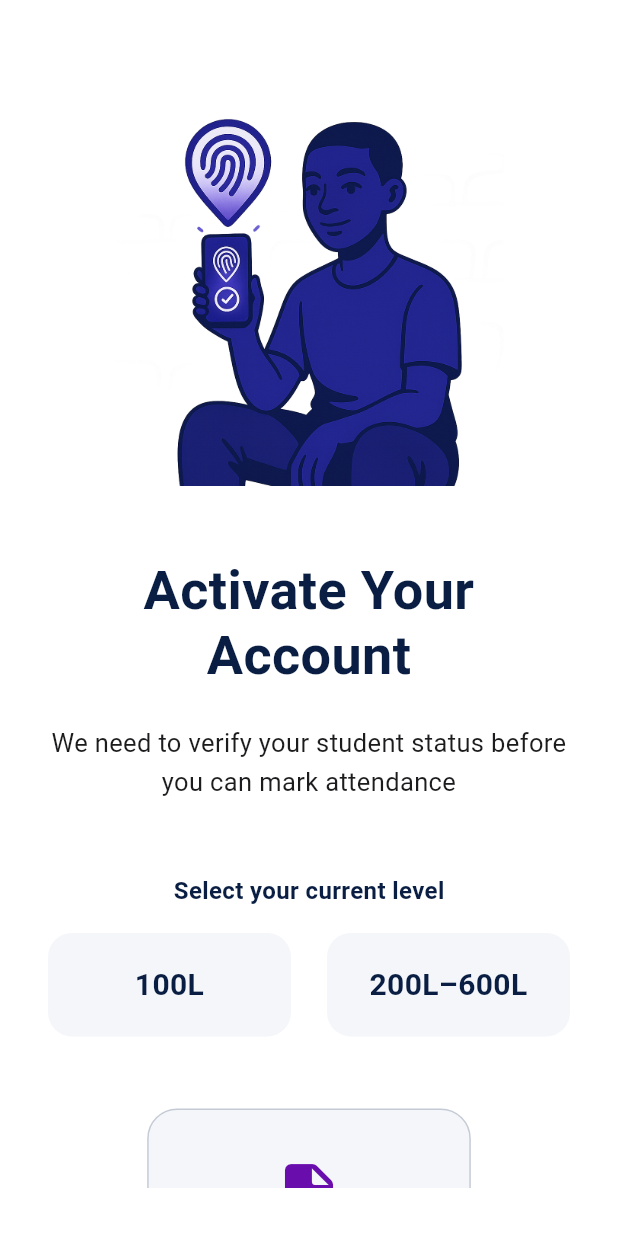
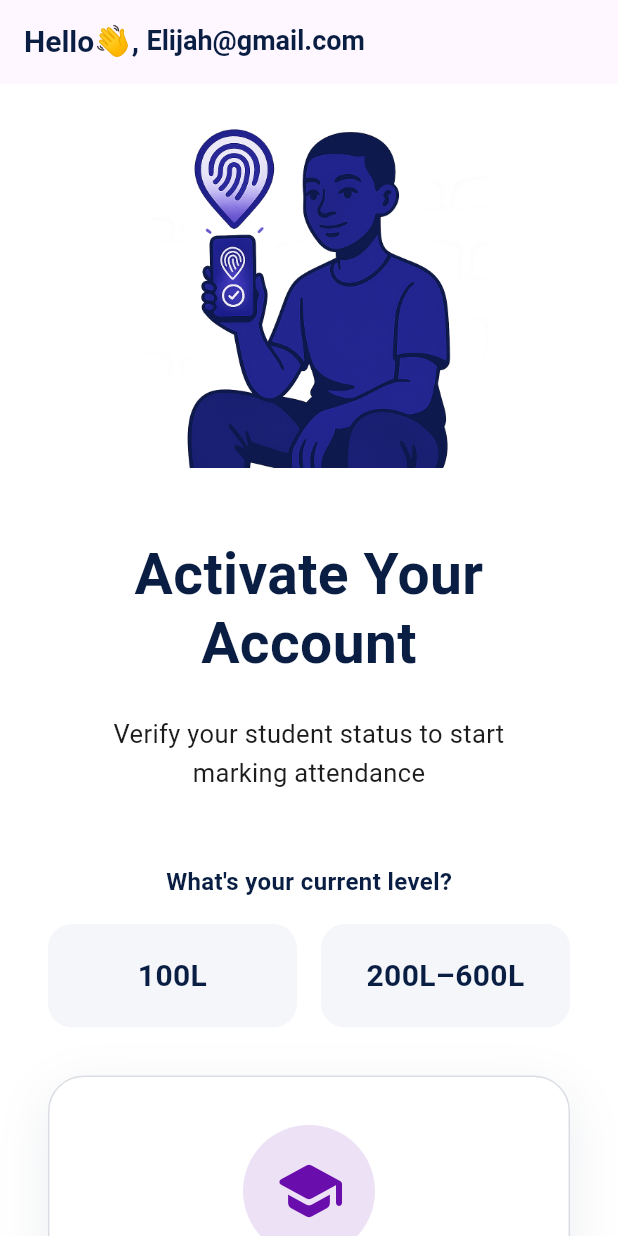
Before and after one commit to anddevhazy/attend_frontend, a Flutter app: the screen it shows after launch, on a phone screen of 412 x 824 dp. Run offline on Flutter 3.47's test engine with Material 3 defaults, Android fonts, the phone set to English and light mode, and no system bars; our stand-ins replace flutter_screenutil, go_router, image_cropper, image_picker; Roboto replaces fonts that are missing (Poppins).

Commit message:
feat(mark-attendance ui) - WIP

```diff
--- a/lib/features/student/auth/presentation/pages/student_login_page.dart
+++ b/lib/features/student/auth/presentation/pages/student_login_page.dart
@@ -106,7 +106,7 @@ class StudentLoginPage extends StatelessWidget {
                 child: ElevatedButton(
                   onPressed: () {
                     // Navigation to dashboard
-                    context.goNamed(Routes.studentDashboardName);
+                    context.goNamed(Routes.studentHomeName);
                   },
                   style: ElevatedButton.styleFrom(
                     backgroundColor: AppColors.primary,
--- a/lib/features/student/course_selection/presentation/pages/student_course_selection_page.dart
+++ b/lib/features/student/course_selection/presentation/pages/student_course_selection_page.dart
@@ -89,7 +89,7 @@ class _StudentCourseSelectionPageState
 
     // Navigate after celebration
     await Future.delayed(const Duration(seconds: 3));
-    context.goNamed(Routes.studentDashboardName);
+    context.goNamed(Routes.studentHomeName);
   }
 
   @override
--- a/lib/features/student/home/presentation/pages/activate_account_page.dart
+++ b/lib/features/student/home/presentation/pages/activate_account_page.dart
@@ -13,25 +13,29 @@ import 'package:image_picker/image_picker.dart';
 
 class ActivateAccountPage extends StatefulWidget {
   final VoidCallback onActivated;
-  const ActivateAccountPage({super.key, required this.onActivated});
+  final String userEmail;
+
+  const ActivateAccountPage({
+    super.key,
+    required this.onActivated,
+    required this.userEmail,
+  });
 
   @override
-  State<ActivateAccountPage> createState() => ActivateAccountPageState();
+  State<ActivateAccountPage> createState() => _ActivateAccountPageState();
 }
 
-class ActivateAccountPageState extends State<ActivateAccountPage> {
+class _ActivateAccountPageState extends State<ActivateAccountPage> {
   String? _selectedLevel;
   XFile? _pickedImage;
 
   Future<void> _pickAndCropImage() async {
     final picker = ImagePicker();
     final picked = await picker.pickImage(source: ImageSource.gallery);
-
     if (picked == null) return;
 
     final cropped = await ImageCropper().cropImage(
       sourcePath: picked.path,
-      // aspectRatioPresets: [CropAspectRatioPreset.ratio4x3],
       aspectRatio: const CropAspectRatio(ratioX: 4, ratioY: 3),
       uiSettings: [
         AndroidUiSettings(
@@ -47,7 +51,7 @@ class ActivateAccountPageState extends State<ActivateAccountPage> {
       ],
     );
 
-    if (cropped != null) {
+    if (cropped != null && mounted) {
       setState(() => _pickedImage = XFile(cropped.path));
       _simulateExtraction();
     }
@@ -56,12 +60,10 @@ class ActivateAccountPageState extends State<ActivateAccountPage> {
   Future<void> _simulateExtraction() async {
     LoadingOverlay.show(context);
     await Future.delayed(const Duration(seconds: 3));
-
     LoadingOverlay.hide();
 
     if (!mounted) return;
 
-    // Show extracted data confirmation
     final confirmed = await AppDialog.confirm(
       context: context,
       title: "Is this correct?",
@@ -82,21 +84,48 @@ class ActivateAccountPageState extends State<ActivateAccountPage> {
   Widget build(BuildContext context) {
     return Scaffold(
       backgroundColor: AppColors.white,
+      appBar: AppBar(
+        // backgroundColor: Colors.transparent,
+        elevation: 0,
+        title: Row(
+          children: [
+            Text(
+              'Hello👋, ',
+              style: AppTextStyles.h2.copyWith(
+                fontSize: 20,
+                color: AppColors.primary,
+              ),
+            ),
+            Text(
+              widget.userEmail,
+              style: AppTextStyles.h2.copyWith(
+                fontSize: 18,
+                color: AppColors.primary,
+              ),
+            ),
+          ],
+        ),
+        centerTitle: false,
+      ),
       body: SafeArea(
-        child: Padding(
-          padding: const EdgeInsets.all(AppSpacing.xl),
         child: SingleChildScrollView(
+          padding: const EdgeInsets.symmetric(horizontal: AppSpacing.xl),
           child: Column(
             children: [
-                SizedBox(height: AppSpacing.xl),
-                Image.asset(AppAssets.signupStudentHero, height: 260),
+              SizedBox(height: AppSpacing.md),
+
+              // Hero illustration
+              Center(
+                child: Image.asset(AppAssets.signupStudentHero, height: 240),
+              ),
 
               SizedBox(height: AppSpacing.xxl),
 
+              // Headline
               Text(
                 'Activate Your Account',
                 style: AppTextStyles.h1.copyWith(
-                    fontSize: 36,
+                  fontSize: 38,
                   color: AppColors.primary,
                 ),
                 textAlign: TextAlign.center,
@@ -104,25 +133,30 @@ class ActivateAccountPageState extends State<ActivateAccountPage> {
 
               SizedBox(height: AppSpacing.lg),
 
-                Text(
-                  'We need to verify your student status before you can mark attendance',
+              Padding(
+                padding: const EdgeInsets.symmetric(horizontal: AppSpacing.md),
+                child: Text(
+                  'Verify your student status to start marking attendance',
                   style: AppTextStyles.bodyLarge.copyWith(
                     fontSize: 17,
+                    height: 1.5,
                     color: AppColors.textPrimary,
                   ),
                   textAlign: TextAlign.center,
+                ),
               ),
 
               SizedBox(height: AppSpacing.xxl),
 
               // Level Selection
               Text(
-                  'Select your current level',
+                "What's your current level?",
                 style: AppTextStyles.bodyLarge.copyWith(
                   fontWeight: FontWeight.w600,
                   color: AppColors.primary,
                 ),
               ),
+
               SizedBox(height: AppSpacing.md),
 
               Row(
@@ -134,7 +168,7 @@ class ActivateAccountPageState extends State<ActivateAccountPage> {
                       onTap: () => setState(() => _selectedLevel = "100L"),
                     ),
                   ),
-                    SizedBox(width: AppSpacing.lg),
+                  SizedBox(width: AppSpacing.md),
                   Expanded(
                     child: LevelButtonWidget(
                       label: "200L–600L",
@@ -145,99 +179,143 @@ class ActivateAccountPageState extends State<ActivateAccountPage> {
                 ],
               ),
 
-                SizedBox(height: AppSpacing.xxl),
+              SizedBox(height: AppSpacing.xl),
 
               // Document Upload Card
               Container(
+                width: double.infinity,
                 padding: EdgeInsets.all(AppSpacing.xl),
                 decoration: BoxDecoration(
-                    color: AppColors.background,
-                    borderRadius: BorderRadius.circular(20),
+                  color: AppColors.white,
+                  borderRadius: BorderRadius.circular(24),
                   border: Border.all(
-                      color: AppColors.primary.withOpacity(0.2),
+                    color: AppColors.primary.withOpacity(0.15),
                   ),
+                  boxShadow: [
+                    BoxShadow(
+                      color: AppColors.primary.withOpacity(0.08),
+                      blurRadius: 30,
+                      offset: Offset(0, 10),
+                    ),
+                  ],
                 ),
                 child: Column(
                   children: [
-                      Icon(
-                        Icons.description_rounded,
+                    // Icon + Title
+                    Container(
+                      padding: EdgeInsets.all(20),
+                      decoration: BoxDecoration(
+                        color: AppColors.accent.withOpacity(0.12),
+                        shape: BoxShape.circle,
+                      ),
+                      child: Icon(
+                        Icons.school_rounded,
                         size: 48,
                         color: AppColors.accent,
                       ),
-                      SizedBox(height: AppSpacing.md),
+                    ),
+
+                    SizedBox(height: AppSpacing.xl),
+
                     Text(
                       _selectedLevel == "100L"
                           ? "Upload your Course Form"
                           : _selectedLevel == "200L+"
                           ? "Upload last semester Results"
-                            : "Select level first",
-                        style: AppTextStyles.h2.copyWith(fontSize: 20),
+                          : "Select your level first",
+                      style: AppTextStyles.h2.copyWith(
+                        fontSize: 22,
+                        color: AppColors.primary,
+                      ),
                       textAlign: TextAlign.center,
                     ),
-                      SizedBox(height: AppSpacing.lg),
-                      if (_pickedImage != null)
-                        ClipRRect(
-                          borderRadius: BorderRadius.circular(12),
+
+                    SizedBox(height: AppSpacing.xl),
+
+                    // Image Preview
+                    GestureDetector(
+                      onTap: _selectedLevel != null ? _pickAndCropImage : null,
+                      child: Container(
+                        height: 220,
+                        width: double.infinity,
+                        decoration: BoxDecoration(
+                          borderRadius: BorderRadius.circular(20),
+                          border: Border.all(
+                            color: AppColors.primary.withOpacity(0.2),
+                            width: 2,
+                            style: BorderStyle.solid,
+                          ),
+                        ),
+                        child:
+                            _pickedImage != null
+                                ? ClipRRect(
+                                  borderRadius: BorderRadius.circular(18),
                                   child: Image.file(
                                     File(_pickedImage!.path),
-                            height: 200,
                                     fit: BoxFit.cover,
-                            errorBuilder: (context, error, stackTrace) {
-                              return Container(
-                                color: AppColors.primary.withOpacity(0.1),
-                                child: Icon(
-                                  Icons.error_outline,
-                                  color: AppColors.primary,
-                                  size: 50,
+                                    errorBuilder:
+                                        (_, __, ___) => Icon(
+                                          Icons.error,
+                                          size: 60,
+                                          color: AppColors.error,
                                         ),
-                              );
-                            },
                                   ),
                                 )
-                      else
-                        Container(
-                          height: 180,
-                          decoration: BoxDecoration(
-                            color: AppColors.primary.withOpacity(0.05),
-                            borderRadius: BorderRadius.circular(12),
-                            border: Border.all(
-                              color: AppColors.primary.withOpacity(0.2),
-                              // style: BorderStyle.solid,
+                                : Column(
+                                  mainAxisAlignment: MainAxisAlignment.center,
+                                  children: [
+                                    Icon(
+                                      Icons.cloud_upload_outlined,
+                                      size: 64,
+                                      color: AppColors.primary.withOpacity(0.4),
                                     ),
+                                    SizedBox(height: AppSpacing.md),
+                                    Text(
+                                      'Tap the button below to upload',
+                                      style: AppTextStyles.bodyLarge.copyWith(
+                                        color: AppColors.primary.withOpacity(
+                                          0.6,
                                         ),
-                          child: Icon(
-                            Icons.add_a_photo_outlined,
-                            size: 50,
-                            color: AppColors.primary.withOpacity(0.5),
+                                        fontWeight: FontWeight.w600,
                                       ),
                                     ),
                                   ],
                                 ),
                       ),
-                SizedBox(height: 20),
+                    ),
+                  ],
+                ),
+              ),
+
+              SizedBox(height: AppSpacing.xxl),
+
               // Activate Button
               SizedBox(
                 width: double.infinity,
                 height: 64,
                 child: ElevatedButton(
                   onPressed:
-                        _selectedLevel != null ? _pickAndCropImage : null,
+                      _selectedLevel != null && _pickedImage != null
+                          ? _simulateExtraction
+                          : _selectedLevel != null
+                          ? _pickAndCropImage
+                          : null,
                   style: ElevatedButton.styleFrom(
                     backgroundColor: AppColors.primary,
-                      disabledBackgroundColor: AppColors.primary.withOpacity(
-                        0.3,
+                    disabledBackgroundColor: AppColors.primary.withOpacity(0.3),
+                    shape: RoundedRectangleBorder(
+                      borderRadius: BorderRadius.circular(20),
                     ),
-                      shape: RoundedRectangleBorder(
-                        borderRadius: BorderRadius.circular(16),
-                      ),
+                    elevation: 12,
+                    shadowColor: AppColors.primary.withOpacity(0.4),
                   ),
                   child: Text(
                     _pickedImage != null
-                          ? "Re-upload Document"
-                          : "Upload & Activate",
+                        ? "Verify & Activate"
+                        : "Upload Document",
                     style: AppTextStyles.bodyLarge.copyWith(
-                        fontSize: 19,
-                        fontWeight: FontWeight.w700,
+                      fontSize: 20,
+                      fontWeight: FontWeight.w800,
                       color: AppColors.white,
                     ),
                   ),
@@ -249,7 +327,6 @@ class ActivateAccountPageState extends State<ActivateAccountPage> {
           ),
         ),
       ),
-      ),
     );
   }
 }
--- a/lib/features/student/home/presentation/pages/student_home_page.dart
+++ b/lib/features/student/home/presentation/pages/student_home_page.dart
@@ -20,12 +20,14 @@ class _StudentHomePageState extends State<StudentHomePage> {
   bool _isAccountActivated = false; // Set to false first time
 
   // Toggle this to test live session
-  final bool _hasActiveSession = false;
+  final bool _hasActiveSession = true;
 
   @override
   Widget build(BuildContext context) {
     if (!_isAccountActivated) {
       return ActivateAccountPage(
+        userEmail: "Elijah@gmail.com",
+
         onActivated: () {
           setState(() => _isAccountActivated = true);
           AppToast.show(
--- a/lib/global/constants/assets.dart
+++ b/lib/global/constants/assets.dart
@@ -33,4 +33,10 @@ class AppAssets {
       'assets/images/dashboard_active_class.png';
   static const String dashboardAvatarPlaceholder =
       'assets/images/avatar_placeholder.png';
+
+  // Mark Attendance flow
+  static const String markAttendanceHero =
+      'assets/images/mark_attendance_hero.png';
+  static const String fingerprintAnimation =
+      'assets/lottie/fingerprint.json'; // if using Lottie
 }
--- a/lib/global/routes/routes.dart
+++ b/lib/global/routes/routes.dart
@@ -1,7 +1,9 @@
 import 'package:attend/features/student/auth/presentation/pages/student_login_page.dart';
 import 'package:attend/features/student/auth/presentation/pages/student_signup_page.dart';
 import 'package:attend/features/student/course_selection/presentation/pages/student_course_selection_page.dart';
+import 'package:attend/features/student/home/presentation/pages/active_session_page.dart';
 import 'package:attend/features/student/home/presentation/pages/student_home_page.dart';
+import 'package:attend/features/student/mark_attendance/presentation/pages/mark_attendance_screen.dart';
 import 'package:attend/global/pages/onboarding_screen.dart';
 import 'package:attend/global/pages/role_selection_page.dart';
 import 'package:attend/global/pages/splash_screen.dart';
@@ -30,8 +32,8 @@ class Routes {
   static const String studentLoginPath = '/studentLogin';
   static const String studentLoginName = 'studentLogin';
 
-  static const String studentDashboardPath = '/studentDashboard';
-  static const String studentDashboardName = 'studentDashboard';
+  static const String studentHomePath = '/studentHome';
+  static const String studentHomeName = 'studentHome';
 
   static const String credentialUploadPath = '/credentialUpload';
   static const String credentialUploadName = 'credentialUpload';
@@ -51,6 +53,9 @@ class Routes {
   static const String createSessionPath = '/createSession';
   static const String createSessionName = 'createSession';
 
+  static const String activeSessionPath = '/activeSession';
+  static const String activeSessionName = 'activeSession';
+
   static const String reviewOverrideRequestPath = '/reviewOverrideRequest';
   static const String reviewOverrideRequestName = 'reviewOverrideRequest';
 
@@ -63,7 +68,7 @@ class Routes {
     navigatorKey: rootNavigatorKey,
 
     // initialLocation: splashPath,
-    initialLocation: studentDashboardPath,
+    initialLocation: studentHomePath,
     routes: [
       GoRoute(
         path: splashPath,
@@ -121,8 +126,8 @@ class Routes {
         builder: (context, state) => const StudentLoginPage(),
       ),
       GoRoute(
-        path: studentDashboardPath,
-        name: studentDashboardName,
+        path: studentHomePath,
+        name: studentHomeName,
         builder: (context, state) => const StudentHomePage(),
       ),
       // GoRoute(
@@ -130,11 +135,16 @@ class Routes {
       //   name: credentialUploadName,
       //   builder: (context, state) => const CredentialUploadPage(),
       // ),
-      // GoRoute(
-      //   path: markAttendancePath,
-      //   name: markAttendanceName,
-      //   builder: (context, state) => const MarkAttendancePage(),
-      // ),
+      GoRoute(
+        path: markAttendancePath,
+        name: markAttendanceName,
+        builder: (context, state) => const MarkAttendanceScreen(),
+      ),
+      GoRoute(
+        path: activeSessionPath,
+        name: activeSessionName,
+        builder: (context, state) => const ActiveSessionPage(),
+      ),
       // GoRoute(
       //   path: attendanceResultPath,
       //   name: attendanceResultName,
```
Also changed, not shown: lib/features/student/home/presentation/pages/active_session_page.dart (+13 -3 lines), lib/features/student/mark_attendance/presentation/pages/mark_attendance_screen.dart (added, +225 -0 lines). Lines whose indentation alone changed are shown as unchanged.
